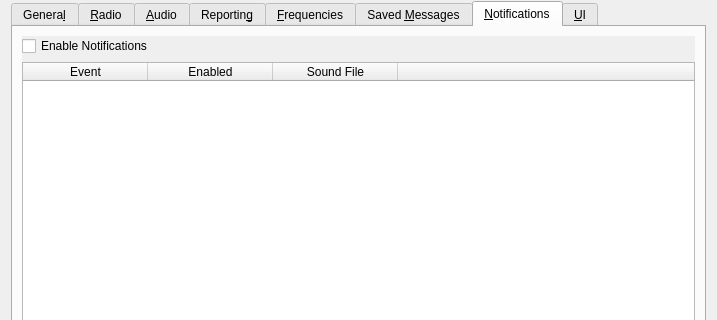
avantol/JS8Call-Subspace-Mode, file JS8_UI/Configuration.ui: the form before one commit; both pictures show x 0 to 717 and y 0 to 320 of the 717 by 600 pixel window.
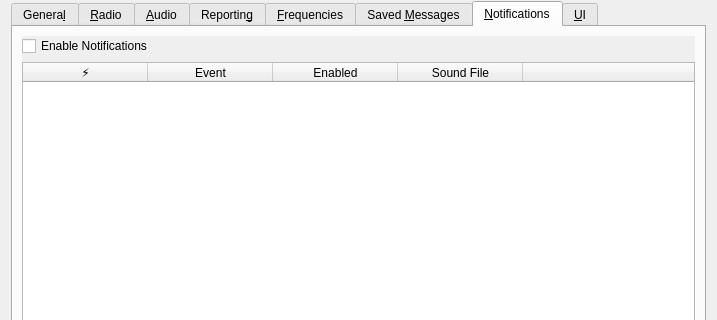
The form after the commit. The open tabs and pages were chosen to show the change. Custom widgets are drawn as their Qt base class.

Diff of the .ui file:
```diff
--- a/JS8_UI/Configuration.ui
+++ b/JS8_UI/Configuration.ui
@@ -3199,6 +3199,14 @@
              <attribute name="verticalHeaderVisible">
               <bool>false</bool>
              </attribute>
+             <column>
+              <property name="text">
+               <string>⚡</string>
+              </property>
+              <property name="toolTip">
+               <string>Subspace mode</string>
+              </property>
+             </column>
              <column>
               <property name="text">
                <string>Event</string>
```
